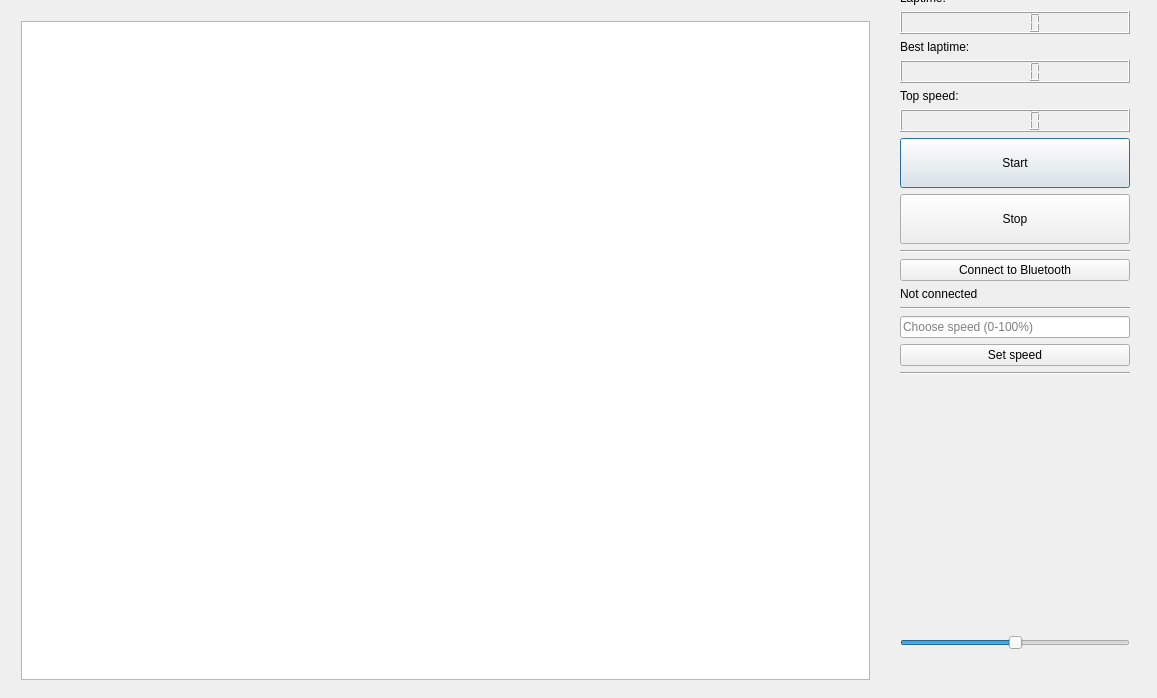
First picture: the form in projekt_dashboard/Dashboard/dialog.ui, repository madspeters/Project-Github, before the edit.
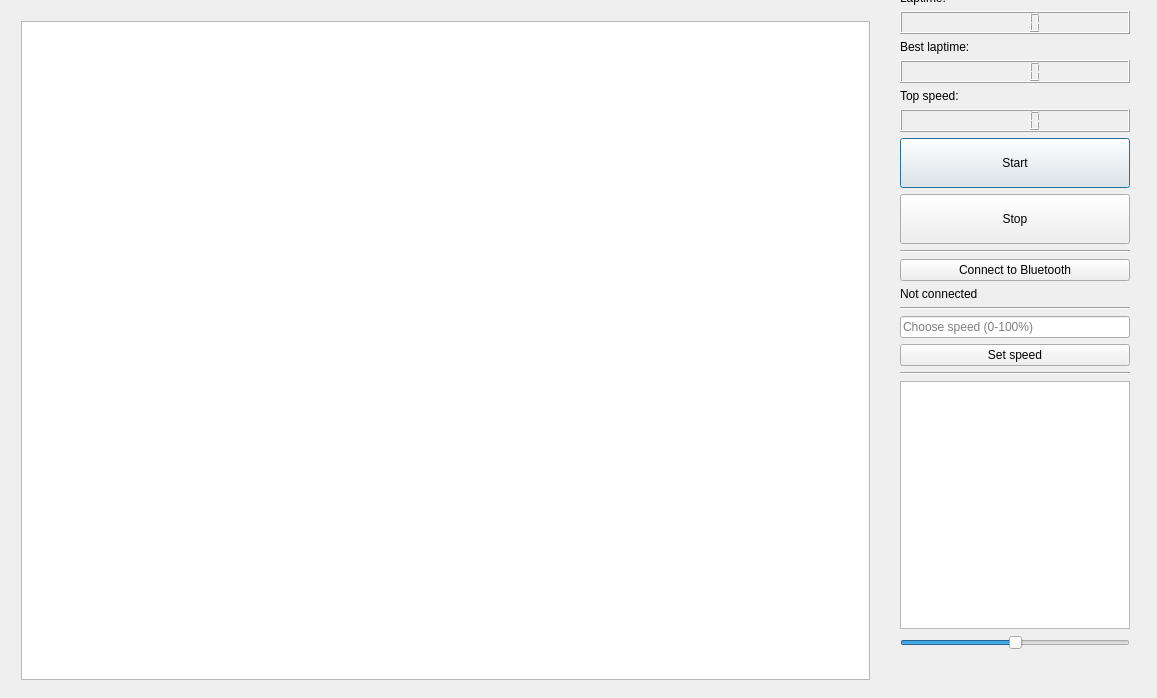
Second picture: the form after the edit.

Patch:
```diff
--- a/projekt_dashboard/Dashboard/dialog.ui
+++ b/projekt_dashboard/Dashboard/dialog.ui
@@ -214,17 +214,7 @@
      </widget>
     </item>
     <item>
-     <spacer name="verticalSpacer">
-      <property name="orientation">
-       <enum>Qt::Vertical</enum>
-      </property>
-      <property name="sizeHint" stdset="0">
-       <size>
-        <width>20</width>
-        <height>20</height>
-       </size>
-      </property>
-     </spacer>
+     <widget class="QTextBrowser" name="datafrabil2"/>
     </item>
     <item>
      <widget class="QSlider" name="pwm_slider">
```
